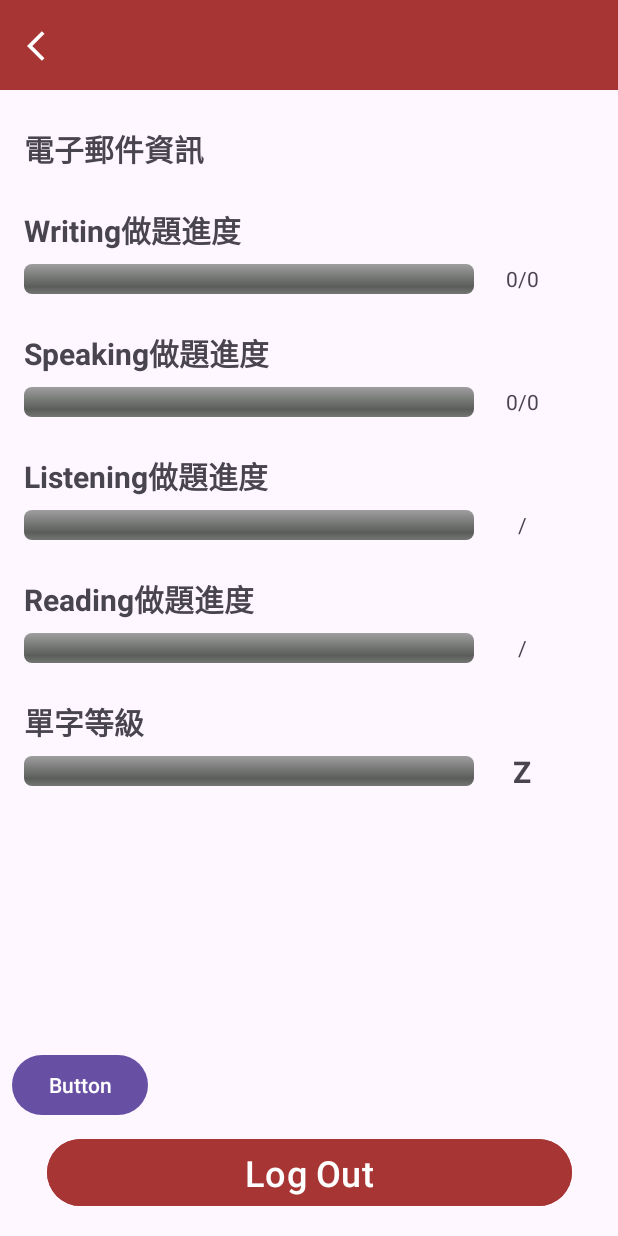
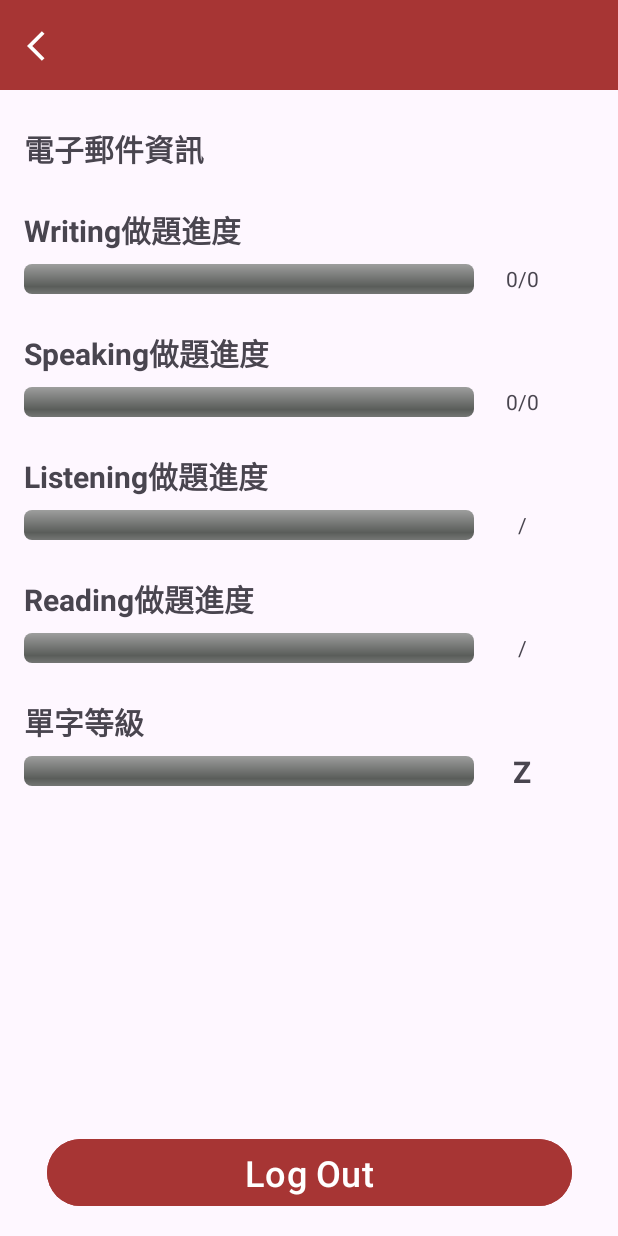
Before and after one commit to Fishtin666/GP_final, an Android app: the profile screen opened directly, with no data from a screen before it, on a phone screen of 412 x 824 dp. Run offline under Robolectric (Android 15) with nearby library versions, the phone set to English and light mode, and no system bars; our stand-ins replace Firebase (no records; nobody signed in at launch, a user with empty details on screens opened directly); 2 statements that could not run were skipped.

Commit message:
fish 0519 1

```diff
--- a/GP_final/GProject/app/src/main/java/com/example/gproject/ReviewShow_appConversation.java
+++ b/GP_final/GProject/app/src/main/java/com/example/gproject/ReviewShow_appConversation.java
@@ -39,6 +39,9 @@ public class ReviewShow_appConversation extends AppCompatActivity {
     MessageAdapter messageAdapter;
     List<Message> messageList;
     RecyclerView recy;
+
+
+
 
     PopupWindow popupWindow;
     TextView checkJudge,Judge;
--- a/GP_final/GProject/app/src/main/java/com/example/gproject/profile.java
+++ b/GP_final/GProject/app/src/main/java/com/example/gproject/profile.java
@@ -33,7 +33,6 @@ import java.lang.reflect.Array;
 
 public class profile extends AppCompatActivity {
     Button logout;
-    Button test;
     ImageButton back;
     TextView email,Uid,w_done,l_done,s_done,r_done,voc;
     private ProgressBar w_progressBar,s_progressBar,l_progressBar,r_progressBar,voc_progressBar;
@@ -70,15 +69,7 @@ public class profile extends AppCompatActivity {
         email = findViewById(R.id.email);
         w_done= findViewById(R.id.writing_done);
 
-        test = findViewById(R.id.test);
-        test.setOnClickListener(new View.OnClickListener() {
-            @Override
-            public void onClick(View view) {
-                startActivity(new Intent(profile.this,ReviewShow_Speaking.class));
-                //startActivity(new Intent(profile.this,ReviewShow_Writing.class));
-//                startActivity(new Intent(profile.this,ReviewShow_appConversation.class));
-            }
-        });
+
 
         logout.setOnClickListener(new View.OnClickListener() {
             @Override
--- a/GP_final/GProject/app/src/main/res/layout/profile.xml
+++ b/GP_final/GProject/app/src/main/res/layout/profile.xml
@@ -236,15 +236,5 @@
         app:layout_constraintStart_toStartOf="@+id/name2"
         app:layout_constraintTop_toBottomOf="@+id/name7" />
 
-    <Button
-        android:id="@+id/test"
-        android:layout_width="wrap_content"
-        android:layout_height="wrap_content"
-        android:layout_marginStart="8dp"
-        android:layout_marginBottom="8dp"
-        android:text="Button"
-        app:layout_constraintBottom_toTopOf="@+id/logOut"
-        app:layout_constraintStart_toStartOf="parent" />
-
 
 </androidx.constraintlayout.widget.ConstraintLayout>
```
Also changed, not shown: GP_final/GProject/app/src/main/java/com/example/gproject/ReviewShow_Speaking.java (+23 -1 lines), GP_final/GProject/app/src/main/java/com/example/gproject/ReviewShow_Writing.java (+14 -0 lines).
